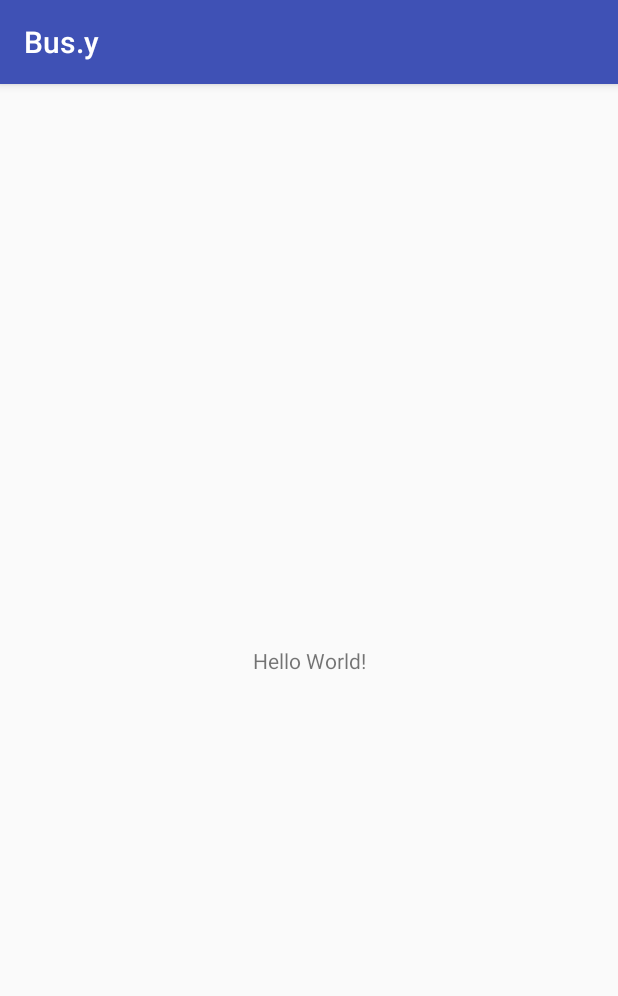
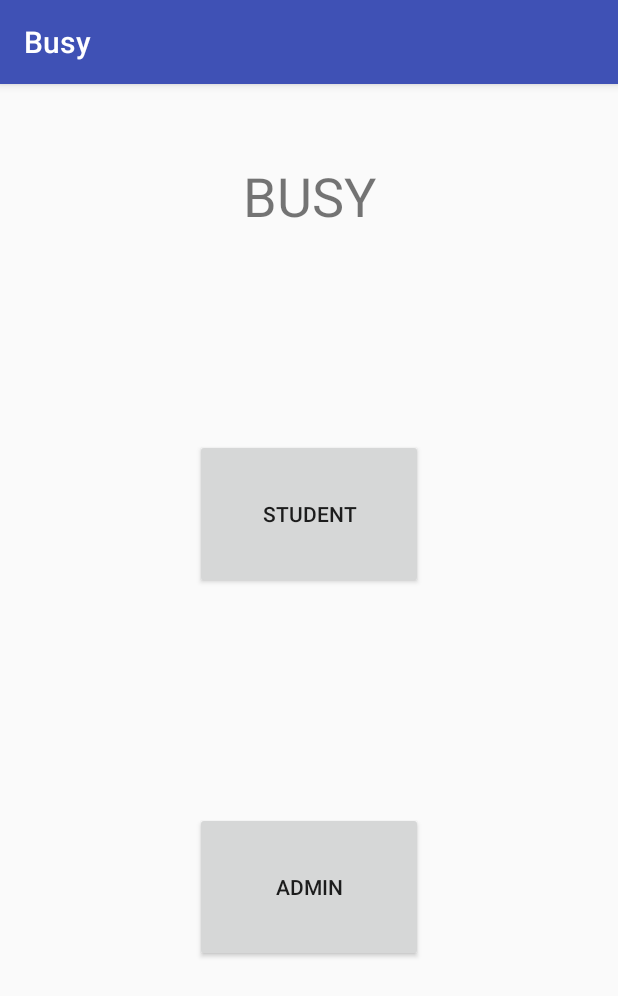
Before and after one commit to katseng/Busy, an Android app: the screen it shows after launch (MainActivity), on a phone screen of 412 x 824 dp. Shown: the top 996 px of the screen. Run offline under Robolectric (Android 15) with nearby library versions, the phone set to English and light mode, and no system bars.

Commit message:
Initial commit

```diff
--- /dev/null
+++ b/app/src/main/java/cypherv/busy/AdminActivity.java
@@ -0,0 +1,4 @@
+package cypherv.busy;
+
+public class AdminActivity {
+}
--- a/app/src/main/java/cypherv/busy/MainActivity.java
+++ b/app/src/main/java/cypherv/busy/MainActivity.java
@@ -1,13 +1,44 @@
 package cypherv.busy;
 
+import android.content.Intent;
 import android.support.v7.app.AppCompatActivity;
 import android.os.Bundle;
+import android.util.Log;
+import android.view.View;
+import android.widget.Button;
 
 public class MainActivity extends AppCompatActivity {
+
+    private static final String TAG = "MainActivity";
 
     @Override
     protected void onCreate(Bundle savedInstanceState) {
         super.onCreate(savedInstanceState);
         setContentView(R.layout.activity_main);
+        setUpButtons();
     }
+
+    private void setUpButtons() {
+        //set student button
+        final Button student = findViewById(R.id.student_button);
+        student.setOnClickListener(new View.OnClickListener() {
+            public void onClick(View v) {
+                Log.v(TAG, "Selected Student");
+                Intent intent = new Intent(MainActivity.this, StudentActivity.class);
+                startActivity(intent);
+            }
+        });
+
+        //set admin button
+        final Button admin = findViewById(R.id.admin_button);
+        admin.setOnClickListener(new View.OnClickListener() {
+            public void onClick(View v) {
+                Log.v(TAG, "Selected Admin");
+                Intent intent = new Intent(MainActivity.this, AdminActivity.class);
+                startActivity(intent);
+            }
+        });
+    }
+
+
 }
--- /dev/null
+++ b/app/src/main/java/cypherv/busy/StudentActivity.java
@@ -0,0 +1,4 @@
+package cypherv.busy;
+
+public class StudentActivity {
+}
--- a/app/src/main/res/layout/activity_main.xml
+++ b/app/src/main/res/layout/activity_main.xml
@@ -6,13 +6,45 @@
     android:layout_height="match_parent"
     tools:context=".MainActivity">
 
+    <Button
+        android:id="@+id/student_button"
+        android:layout_width="152dp"
+        android:layout_height="100dp"
+        android:layout_marginBottom="8dp"
+        android:layout_marginEnd="8dp"
+        android:layout_marginStart="8dp"
+        android:layout_marginTop="5dp"
+        android:text="@string/student"
+        app:layout_constraintBottom_toTopOf="@+id/admin_button"
+        app:layout_constraintEnd_toEndOf="parent"
+        app:layout_constraintStart_toStartOf="parent"
+        app:layout_constraintTop_toBottomOf="@+id/title" />
+
+    <Button
+        android:id="@+id/admin_button"
+        android:layout_width="152dp"
+        android:layout_height="100dp"
+        android:layout_marginBottom="50dp"
+        android:layout_marginEnd="8dp"
+        android:layout_marginStart="8dp"
+        android:layout_marginTop="8dp"
+        android:text="@string/button"
+        app:layout_constraintBottom_toBottomOf="parent"
+        app:layout_constraintEnd_toEndOf="parent"
+        app:layout_constraintStart_toStartOf="parent"
+        app:layout_constraintTop_toBottomOf="@+id/student_button" />
+
     <TextView
+        android:id="@+id/title"
         android:layout_width="wrap_content"
         android:layout_height="wrap_content"
-        android:text="Hello World!"
-        app:layout_constraintBottom_toBottomOf="parent"
-        app:layout_constraintLeft_toLeftOf="parent"
-        app:layout_constraintRight_toRightOf="parent"
+        android:layout_marginEnd="8dp"
+        android:layout_marginStart="8dp"
+        android:layout_marginTop="50dp"
+        android:text="BUSY"
+        android:textSize="36sp"
+        app:layout_constraintEnd_toEndOf="parent"
+        app:layout_constraintStart_toStartOf="parent"
         app:layout_constraintTop_toTopOf="parent" />
 
 </android.support.constraint.ConstraintLayout>
--- a/app/src/main/res/values/strings.xml
+++ b/app/src/main/res/values/strings.xml
@@ -1,3 +1,5 @@
 <resources>
-    <string name="app_name">Bus.y</string>
+    <string name="app_name">Busy</string>
+    <string name="student">Student</string>
+    <string name="button">Admin</string>
 </resources>
```
